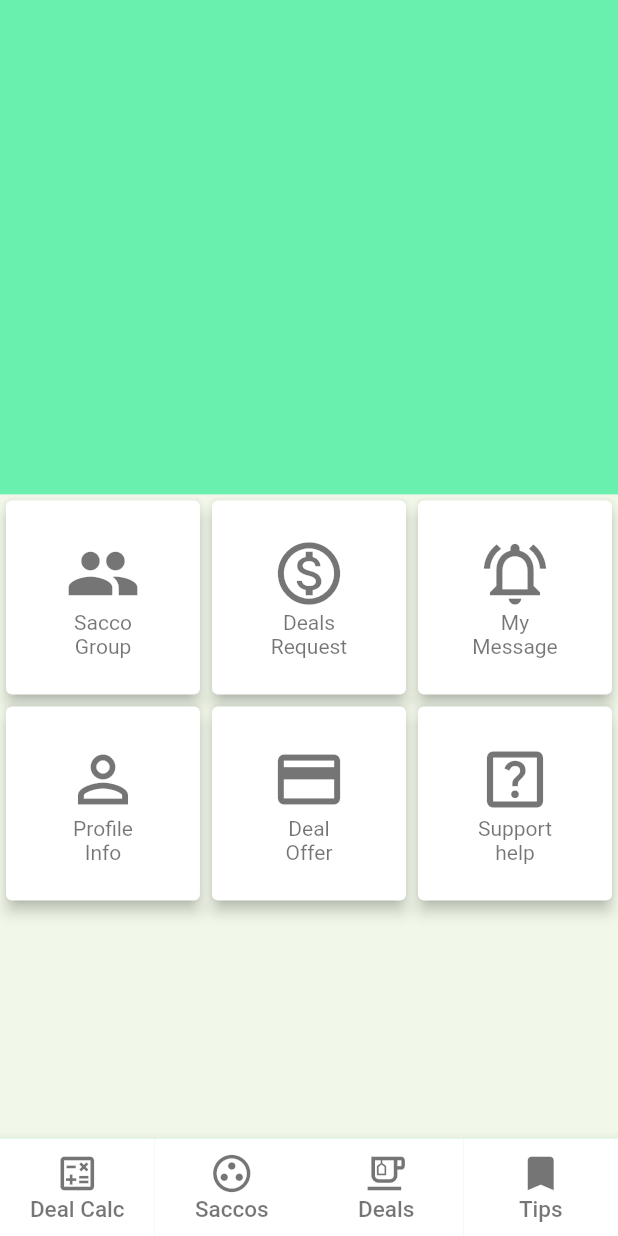
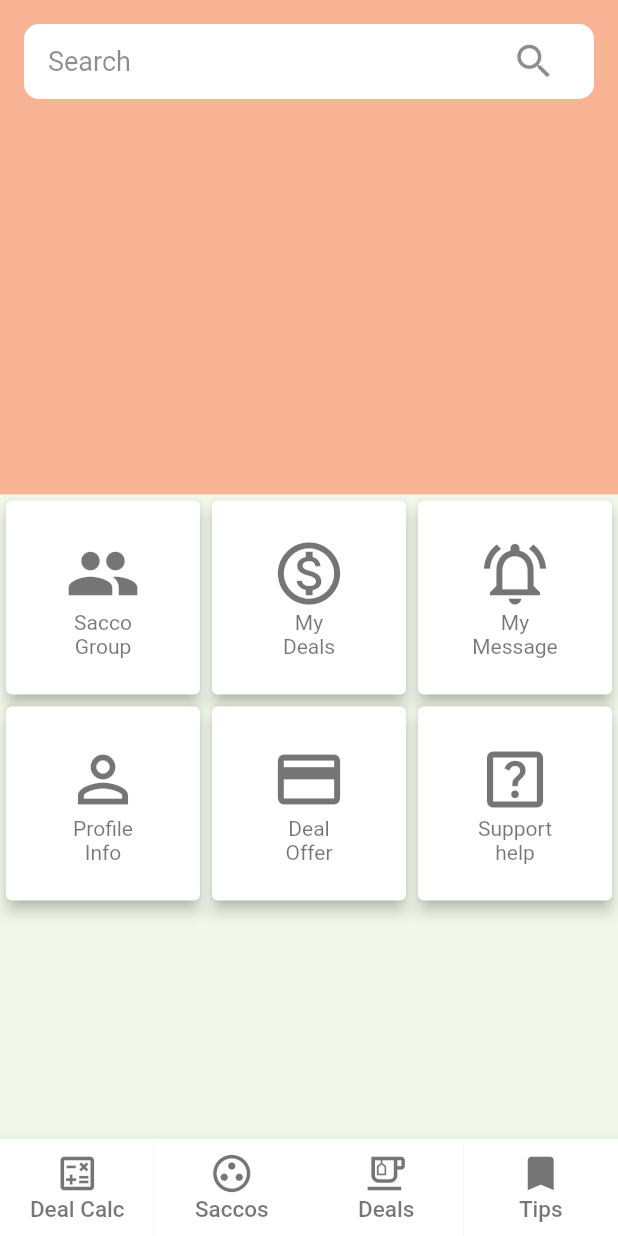
Before and after one commit to simonpojok/ideal, a Flutter app: the screen it shows after launch, on a phone screen of 412 x 824 dp. Run offline on Flutter 3.47's test engine with Material 2 defaults, Android fonts, the light colour scheme and no system bars; our stand-ins replace firebase_auth, firebase_core, flutter_rating_bar; accounts and stored records are empty.

Commit message:
working on deals dashboard

```diff
--- a/lib/src/screens/dashboard/DashboardScreen.dart
+++ b/lib/src/screens/dashboard/DashboardScreen.dart
@@ -18,7 +18,54 @@ class _DashboardScreenState extends State<DashboardScreen> {
           children: [
             Container(
               height: size.height * .4,
-              color: Colors.greenAccent,
+              color: Theme.of(context).primaryColor.withOpacity(0.5),
+              child: Column(
+                children: [
+                  Container(
+                    height: 50,
+                    margin: EdgeInsets.all(kDefaultPadding),
+                    padding: EdgeInsets.symmetric(horizontal: kDefaultPadding),
+                    width: double.infinity,
+                    decoration: BoxDecoration(
+                      color: Colors.white,
+                      borderRadius: BorderRadius.circular(10),
+                    ),
+                    child: Row(
+                      children: [
+                        Expanded(
+                          child: TextField(
+                            decoration: InputDecoration(
+                              hintText: "Search",
+                              hintStyle: Theme.of(context)
+                                  .textTheme
+                                  .bodyText2!
+                                  .copyWith(
+                                    color: Colors.black45,
+                                    fontSize: 18,
+                                  ),
+                              border: InputBorder.none,
+                            ),
+                            style:
+                                Theme.of(context).textTheme.bodyText2!.copyWith(
+                                      color: Colors.black54,
+                                      fontSize: 18,
+                                    ),
+                          ),
+                        ),
+                        IconButton(
+                          padding: EdgeInsets.zero,
+                          onPressed: () {},
+                          icon: Icon(
+                            Icons.search,
+                            color: Colors.black45,
+                          ),
+                          iconSize: 30,
+                        ),
+                      ],
+                    ),
+                  )
+                ],
+              ),
             ),
             Expanded(
               child: FeatureContainers(),
@@ -82,7 +129,7 @@ class FeatureContainers extends StatelessWidget {
         ),
         FeatureCard(
           icon: Icons.monetization_on_outlined,
-          label: "Deals\nRequest",
+          label: "My\nDeals",
           onTap: () {},
         ),
         FeatureCard(
```
